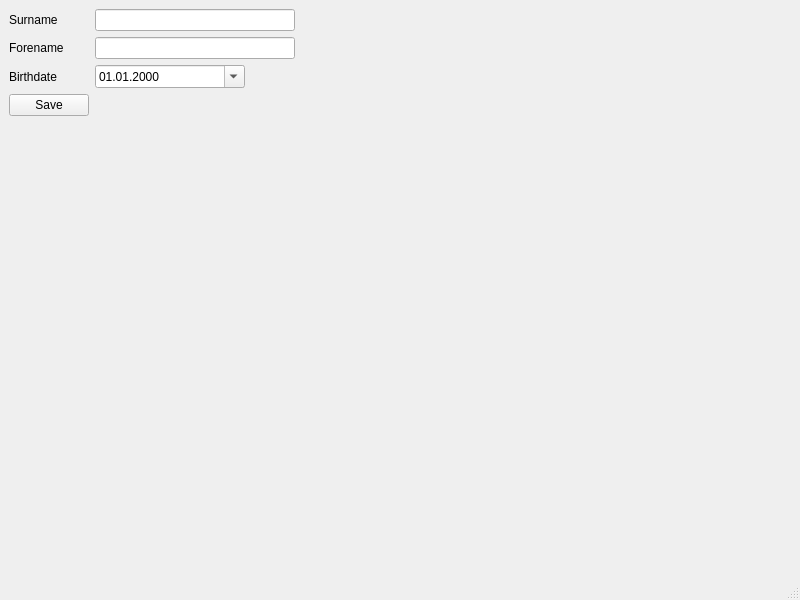
The window that cdia_add_birthdate.ui (der-hahn/birthday_reminder) describes before a commit, drawn with Qt 5.
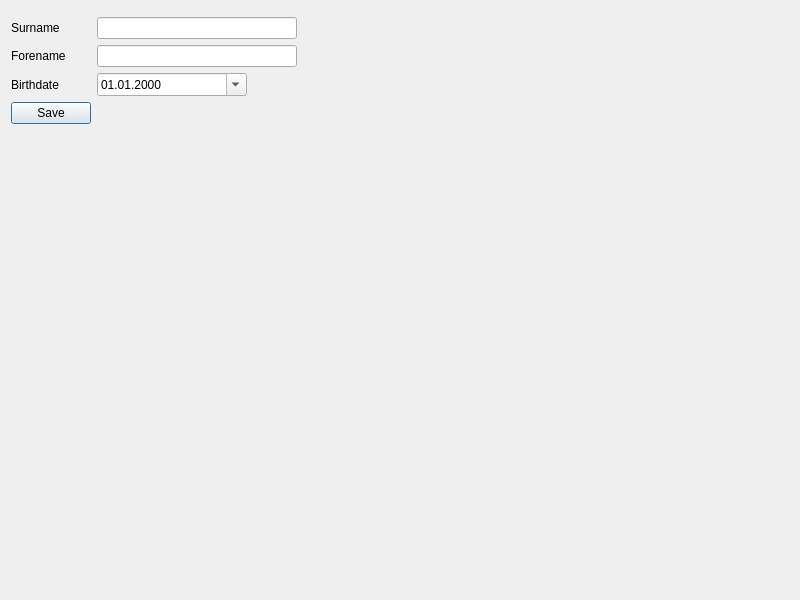
The same window after the commit.

Diff of the .ui file:
```diff
--- a/cdia_add_birthdate.ui
+++ b/cdia_add_birthdate.ui
@@ -1,7 +1,7 @@
 <?xml version="1.0" encoding="UTF-8"?>
 <ui version="4.0">
  <class>CDIA_ADD_BIRTHDATE</class>
- <widget class="QMainWindow" name="CDIA_ADD_BIRTHDATE">
+ <widget class="QDialog" name="CDIA_ADD_BIRTHDATE">
   <property name="windowModality">
    <enum>Qt::WindowModality::ApplicationModal</enum>
   </property>
@@ -16,50 +16,32 @@
   <property name="windowTitle">
    <string>MainWindow</string>
   </property>
-  <widget class="QWidget" name="centralwidget">
    <layout class="QFormLayout" name="formLayout">
     <item row="0" column="0">
-     <widget class="QLabel" name="label">
-      <property name="text">
-       <string>Surname</string>
-      </property>
-     </widget>
-    </item>
-    <item row="0" column="1">
-     <widget class="QLineEdit" name="lineEdit_surname">
-      <property name="maximumSize">
-       <size>
-        <width>200</width>
-        <height>16777215</height>
-       </size>
-      </property>
-     </widget>
-    </item>
-    <item row="1" column="0">
+    <widget class="QMenuBar" name="menubar"/>
+   </item>
+   <item row="2" column="0">
      <widget class="QLabel" name="label_2">
       <property name="text">
        <string>Forename</string>
       </property>
      </widget>
     </item>
-    <item row="1" column="1">
-     <widget class="QLineEdit" name="lineEdit_forename">
-      <property name="maximumSize">
-       <size>
-        <width>200</width>
-        <height>16777215</height>
-       </size>
-      </property>
-     </widget>
-    </item>
-    <item row="2" column="0">
+   <item row="4" column="0">
      <widget class="QLabel" name="label_3">
       <property name="text">
        <string>Birthdate</string>
       </property>
      </widget>
     </item>
-    <item row="2" column="1">
+   <item row="6" column="0">
+    <widget class="QPushButton" name="pushButton">
+     <property name="text">
+      <string>Save</string>
+     </property>
+    </widget>
+   </item>
+   <item row="4" column="1">
      <widget class="QDateEdit" name="dateEdit">
       <property name="maximumSize">
        <size>
@@ -75,27 +57,41 @@
       </property>
      </widget>
     </item>
-    <item row="3" column="0">
-     <widget class="QPushButton" name="pushButton">
+   <item row="1" column="0">
+    <widget class="QLabel" name="label">
       <property name="text">
-       <string>Save</string>
+      <string>Surname</string>
+     </property>
+    </widget>
+   </item>
+   <item row="2" column="1">
+    <widget class="QLineEdit" name="lineEdit_forename">
+     <property name="maximumSize">
+      <size>
+       <width>200</width>
+       <height>16777215</height>
+      </size>
+     </property>
+    </widget>
+   </item>
+   <item row="1" column="1">
+    <widget class="QLineEdit" name="lineEdit_surname">
+     <property name="maximumSize">
+      <size>
+       <width>200</width>
+       <height>16777215</height>
+      </size>
       </property>
      </widget>
     </item>
    </layout>
   </widget>
-  <widget class="QMenuBar" name="menubar">
-   <property name="geometry">
-    <rect>
-     <x>0</x>
-     <y>0</y>
-     <width>800</width>
-     <height>23</height>
-    </rect>
-   </property>
-  </widget>
-  <widget class="QStatusBar" name="statusbar"/>
- </widget>
+ <tabstops>
+  <tabstop>lineEdit_surname</tabstop>
+  <tabstop>lineEdit_forename</tabstop>
+  <tabstop>dateEdit</tabstop>
+  <tabstop>pushButton</tabstop>
+ </tabstops>
  <resources/>
  <connections/>
 </ui>
```
Lines whose indentation alone changed are shown as unchanged.
